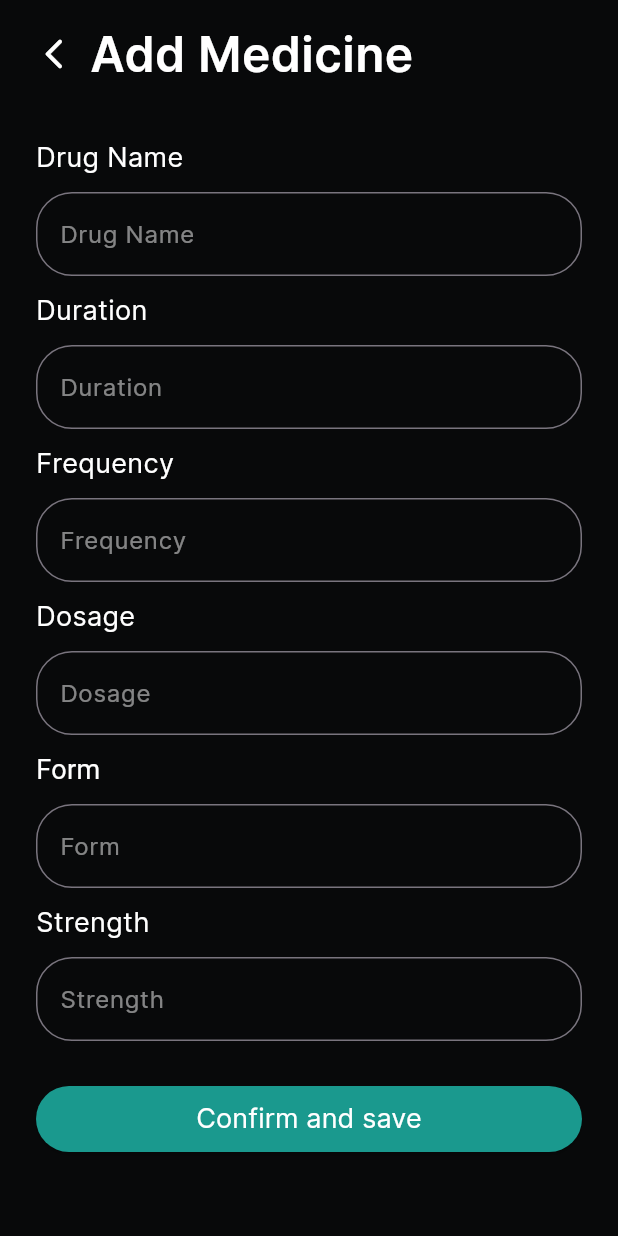
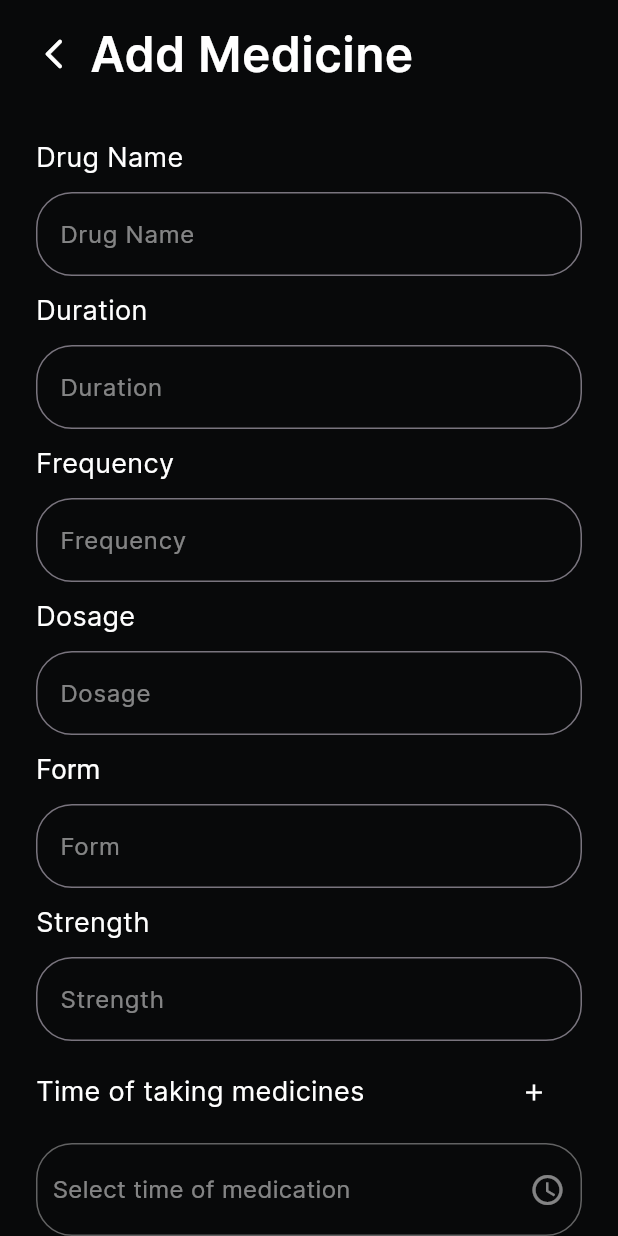
Before and after one commit to saksham-gt/chang-pharma, a Flutter app: the AddedMedsScreen screen opened by its route, after a tap on the "add" icon, on a phone screen of 412 x 824 dp. Run offline on Flutter 3.47's test engine with Material 3 defaults, Android fonts, the phone set to English and light mode, and no system bars; our stand-ins replace carousel_slider, dio, flutter_otp_text_field, flutter_riverpod, get_it, image_picker and 1 more; missing offline and left inert: animate_gradient; accounts and stored records are empty.

Commit message:
add time of medication

```diff
--- a/lib/models/medicine.dart
+++ b/lib/models/medicine.dart
@@ -10,8 +10,8 @@ class Medicine {
   final int? duration;
   final String? durationString;
   final String? strength;
-  final DateTime? time;
-  final int? totalDats;
+  final List<DateTime>? time;
+
   Medicine({
     this.medicineId,
     this.drug,
@@ -20,7 +20,6 @@ class Medicine {
     this.frequency,
     this.duration,
     this.durationString,
-    this.totalDats,
     this.strength,
     this.form,
   });
@@ -31,7 +30,7 @@ class Medicine {
     String? dosage,
     String? frequency,
     int? duration,
-    DateTime? time,
+    List<DateTime>? time,
     String? strength,
     int? totalDats,
     String? form,
@@ -44,7 +43,6 @@ class Medicine {
       duration: duration ?? this.duration,
       time: time ?? this.time,
       strength: strength ?? this.strength,
-      totalDats: totalDats ?? this.totalDats,
       form: form ?? this.form,
     );
   }
@@ -56,9 +54,8 @@ class Medicine {
       'dosage': dosage,
       'frequency': frequency,
       'duration': duration,
-      'time': time?.millisecondsSinceEpoch,
+      'time': time?.map((e) => e.millisecondsSinceEpoch).toList(),
       'strength': strength,
-      'totalDats': totalDats,
       'form': form,
     };
   }
@@ -95,9 +92,10 @@ class Medicine {
       duration: duration,
       durationString: map['duration'] as String?,
       time: map['time'] != null
-          ? DateTime.fromMillisecondsSinceEpoch(map['time'] as int)
+          ? map['time']
+              .map((time) => DateTime.fromMillisecondsSinceEpoch(time))
+              .toList()
           : null,
-      totalDats: map['totalDats'] as int?,
       form: map['form'] as String?,
     );
   }
@@ -109,7 +107,7 @@ class Medicine {
 
   @override
   String toString() {
-    return 'Medicine(medicineId: $medicineId, drug: $drug, dosage: $dosage, time: $time, frequency: $frequency, duration: $duration, totalDats: $totalDats, form: $form)';
+    return 'Medicine(medicineId: $medicineId, drug: $drug, dosage: $dosage, time: $time, frequency: $frequency, duration: $duration, form: $form)';
   }
 
   @override
@@ -123,8 +121,7 @@ class Medicine {
         other.frequency == frequency &&
         other.duration == duration &&
         other.form == form &&
-        other.strength == strength &&
-        other.totalDats == totalDats;
+        other.strength == strength;
   }
 
   @override
@@ -136,8 +133,7 @@ class Medicine {
         frequency.hashCode ^
         duration.hashCode ^
         form.hashCode ^
-        strength.hashCode ^
-        totalDats.hashCode;
+        strength.hashCode;
   }
 }
 
--- a/lib/screens/form_for_med.dart
+++ b/lib/screens/form_for_med.dart
@@ -17,6 +17,7 @@ class _FormForMedScreenState extends State<FormForMedScreen> {
   final _dosageController = TextEditingController();
   final _formController = TextEditingController();
   final _strengthController = TextEditingController();
+  final time = <DateTime?>[];
 
   @override
   void didChangeDependencies() {
@@ -28,6 +29,7 @@ class _FormForMedScreenState extends State<FormForMedScreen> {
     _dosageController.text = medicine.dosage ?? '';
     _formController.text = medicine.form ?? '';
     _strengthController.text = medicine.strength ?? '';
+    time.add(null);
   }
 
   @override
@@ -243,18 +245,122 @@ class _FormForMedScreenState extends State<FormForMedScreen> {
                         ),
                       ],
                     ),
+                    const SizedBox(height: 10),
+                    Column(
+                      crossAxisAlignment: CrossAxisAlignment.start,
+                      children: [
+                        Row(
+                          mainAxisAlignment: MainAxisAlignment.spaceBetween,
+                          children: [
+                            const Text(
+                              'Time of taking medicines',
+                              style: TextStyle(
+                                fontSize: 18,
+                                color: Colors.white,
+                                fontFamily: CPFont.fontFamily,
+                              ),
+                            ),
+                            TextButton(
+                              onPressed: () {
+                                setState(() {
+                                  time.add(null);
+                                });
+                              },
+                              child: const Icon(
+                                Icons.add,
+                                color: Colors.white,
+                              ),
+                            )
+                          ],
+                        ),
+                        const SizedBox(height: 10),
+                        ...time
+                            .map(
+                              (element) => GestureDetector(
+                                onTap: () async {
+                                  final selectedtime = await showTimePicker(
+                                    context: context,
+                                    initialTime:
+                                        const TimeOfDay(hour: 0, minute: 0),
+                                  );
+                                  if (selectedtime != null) {
+                                    setState(() {
+                                      final today = DateTime.now();
+                                      final index = time.indexOf(element);
+                                      time[index] = (DateTime(
+                                        today.year,
+                                        today.month,
+                                        today.day,
+                                        selectedtime.hour,
+                                        selectedtime.minute,
+                                      ));
+                                    });
+                                  }
+                                },
+                                child: Container(
+                                  height: 62,
+                                  padding: const EdgeInsets.all(10),
+                                  margin: const EdgeInsets.only(bottom: 10),
+                                  decoration: BoxDecoration(
+                                    border: Border.all(
+                                        color: Colors.grey.withOpacity(0.6)),
+                                    borderRadius: BorderRadius.circular(24),
+                                  ),
+                                  child: Row(
+                                    mainAxisAlignment:
+                                        MainAxisAlignment.spaceBetween,
+                                    children: [
+                                      element != null
+                                          ? Text(
+                                              MaterialLocalizations.of(context)
+                                                  .formatTimeOfDay(
+                                                TimeOfDay(
+                                                    hour: element.hour,
+                                                    minute: element.minute),
+                                              ),
+                                              style: const TextStyle(
+                                                color: Colors.white,
+                                                fontSize: 16,
+                                                fontFamily: CPFont.fontFamily,
+                                              ),
+                                            )
+                                          : Expanded(
+                                              child: Text(
+                                                'Select time of medication',
+                                                style: TextStyle(
+                                                  fontSize: 16,
+                                                  fontFamily: CPFont.fontFamily,
+                                                  color: Colors.white
+                                                      .withOpacity(0.5),
+                                                ),
+                                              ),
+                                            ),
+                                       Icon(
+                                        Icons.access_time,
+                                        color: Colors.white.withOpacity(0.5),
+                                      ),
+                                    ],
+                                  ),
+                                ),
+                              ),
+                            )
+                            .toList(),
+                      ],
+                    ),
                     const SizedBox(height: 30),
                     SizedBox(
                       height: 44,
                       width: MediaQuery.of(context).size.width,
                       child: ElevatedButton(
                         onPressed: () {
+                          time.removeWhere((element) => element == null);
                           final saveMedicine = medicine.copyWith(
                             drug: _drugNameController.text,
                             duration: int.tryParse(_durationController.text),
                             frequency: _frequencyController.text,
                             dosage: _dosageController.text,
                             form: _formController.text,
+                            time: time.map((e) => e!).toList(),
                             strength: _strengthController.text,
                           );
                           print(saveMedicine);
```
